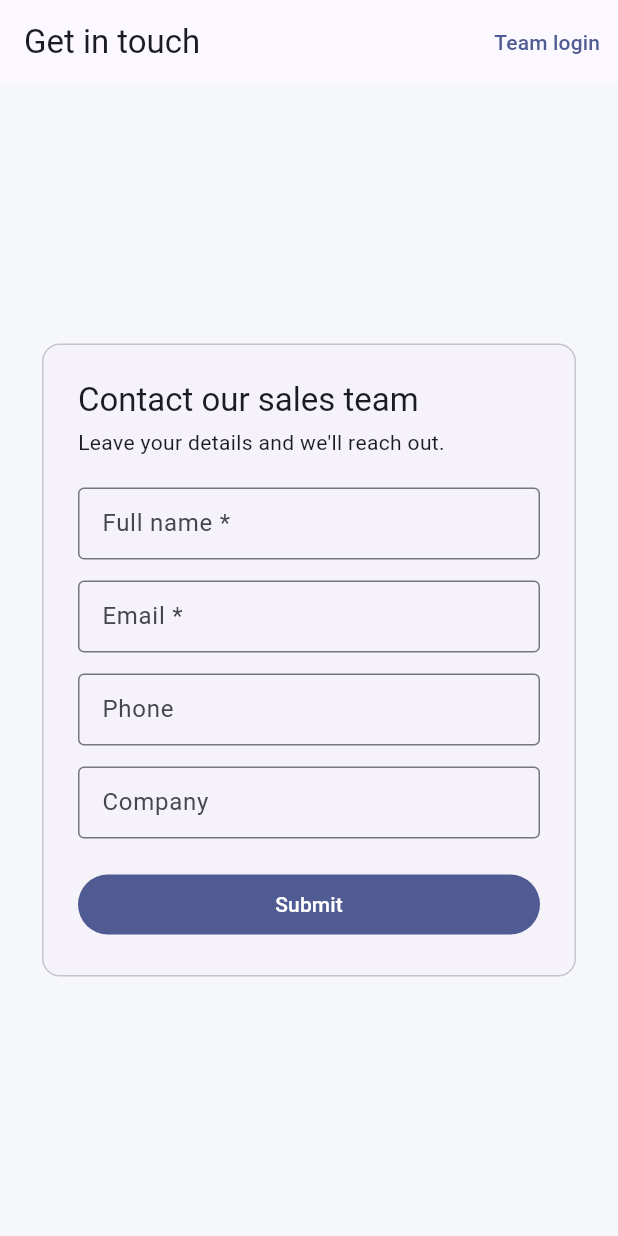
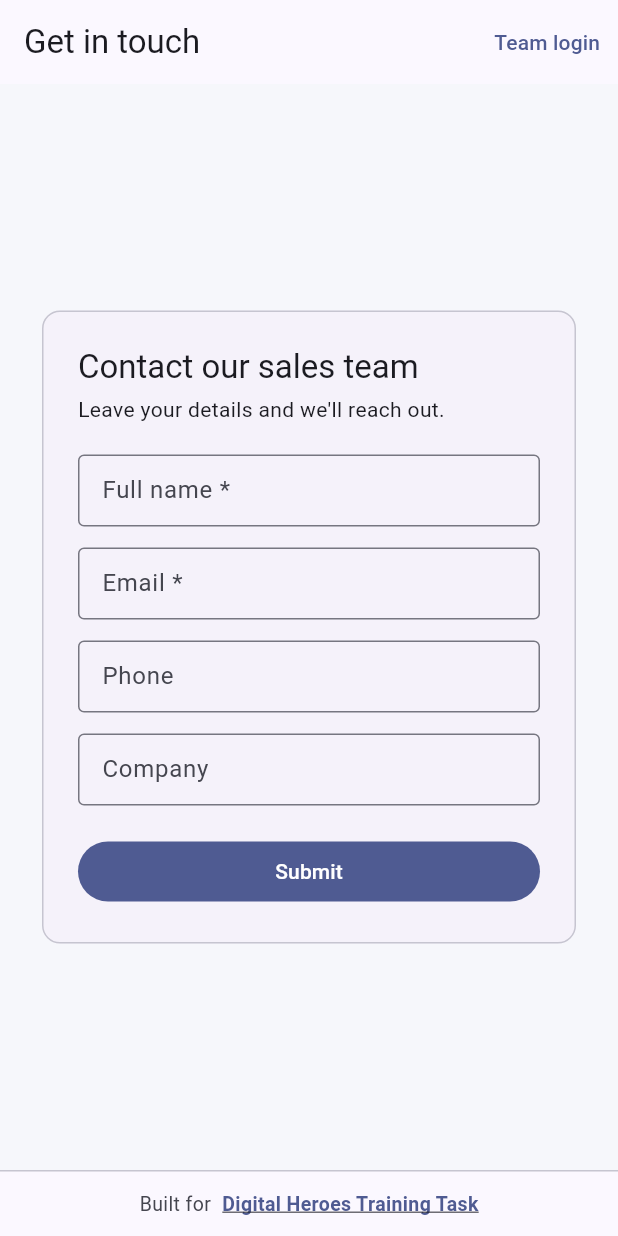
Before and after one commit to thisisMUKUND11/lead-platform, a Flutter app: the screen it shows after launch, on a phone screen of 412 x 824 dp. Run offline on Flutter 3.47's test engine with Material 3 defaults, Android fonts, the phone set to English and light mode, and no system bars; our stand-ins replace flutter_riverpod, go_router, shared_preferences.

Commit message:
feat(frontend): add required 'Built for Digital Heroes Training Task' footer
Visible on every screen (public form, login, app), linked to digitalheroesco.com.

Co-Authored-By: Claude Opus 4.8 (1M context) <noreply@anthropic.com>

```diff
--- a/frontend/lib/src/pages/app_shell.dart
+++ b/frontend/lib/src/pages/app_shell.dart
@@ -3,6 +3,7 @@ import 'package:flutter_riverpod/flutter_riverpod.dart';
 import 'package:go_router/go_router.dart';
 
 import '../state/auth.dart';
+import '../widgets/app_footer.dart';
 
 /// Chrome around the authenticated app: top nav + role-aware links + logout.
 class AppShell extends ConsumerWidget {
@@ -73,6 +74,7 @@ class AppShell extends ConsumerWidget {
         ],
       ),
       body: child,
+      bottomNavigationBar: const AppFooter(),
     );
   }
 }
--- a/frontend/lib/src/pages/capture_page.dart
+++ b/frontend/lib/src/pages/capture_page.dart
@@ -3,6 +3,7 @@ import 'package:flutter_riverpod/flutter_riverpod.dart';
 import 'package:go_router/go_router.dart';
 
 import '../state/auth.dart';
+import '../widgets/app_footer.dart';
 
 /// Public lead-capture form. No authentication required.
 class CapturePage extends ConsumerStatefulWidget {
@@ -75,6 +76,7 @@ class _CapturePageState extends ConsumerState<CapturePage> {
           ),
         ),
       ),
+      bottomNavigationBar: const AppFooter(),
     );
   }
 
--- a/frontend/lib/src/pages/login_page.dart
+++ b/frontend/lib/src/pages/login_page.dart
@@ -3,6 +3,7 @@ import 'package:flutter_riverpod/flutter_riverpod.dart';
 import 'package:go_router/go_router.dart';
 
 import '../state/auth.dart';
+import '../widgets/app_footer.dart';
 
 class LoginPage extends ConsumerStatefulWidget {
   const LoginPage({super.key});
@@ -46,6 +47,7 @@ class _LoginPageState extends ConsumerState<LoginPage> {
   @override
   Widget build(BuildContext context) {
     return Scaffold(
+      bottomNavigationBar: const AppFooter(),
       body: Center(
         child: SingleChildScrollView(
           padding: const EdgeInsets.all(24),
--- /dev/null
+++ b/frontend/lib/src/widgets/app_footer.dart
@@ -0,0 +1,57 @@
+import 'package:flutter/material.dart';
+import 'package:url_launcher/url_launcher.dart';
+
+/// Site-wide credit line, shown in the footer of every screen.
+///
+/// Required by the task: "Built for Digital Heroes Training Task", linked to
+/// digitalheroesco.com.
+class AppFooter extends StatelessWidget {
+  const AppFooter({super.key});
+
+  static final Uri _url = Uri.parse('https://digitalheroesco.com');
+
+  Future<void> _open() async {
+    await launchUrl(_url, mode: LaunchMode.externalApplication);
+  }
+
+  @override
+  Widget build(BuildContext context) {
+    final scheme = Theme.of(context).colorScheme;
+    return Material(
+      color: scheme.surface,
+      child: SafeArea(
+        top: false,
+        child: Container(
+          width: double.infinity,
+          padding: const EdgeInsets.symmetric(vertical: 12, horizontal: 16),
+          decoration: BoxDecoration(
+            border: Border(top: BorderSide(color: scheme.outlineVariant)),
+          ),
+          child: Wrap(
+            alignment: WrapAlignment.center,
+            crossAxisAlignment: WrapCrossAlignment.center,
+            spacing: 4,
+            children: [
+              Text(
+                'Built for ',
+                style: TextStyle(color: scheme.onSurfaceVariant, fontSize: 13),
+              ),
+              InkWell(
+                onTap: _open,
+                child: Text(
+                  'Digital Heroes Training Task',
+                  style: TextStyle(
+                    color: scheme.primary,
+                    fontSize: 13,
+                    fontWeight: FontWeight.w600,
+                    decoration: TextDecoration.underline,
+                  ),
+                ),
+              ),
+            ],
+          ),
+        ),
+      ),
+    );
+  }
+}
--- a/frontend/pubspec.yaml
+++ b/frontend/pubspec.yaml
@@ -39,6 +39,7 @@ dependencies:
   http: ^1.2.0
   intl: ^0.19.0
   shared_preferences: ^2.2.3
+  url_launcher: ^6.3.0
 
 dev_dependencies:
   flutter_test:
```
Also changed, not shown: frontend/pubspec.lock.
